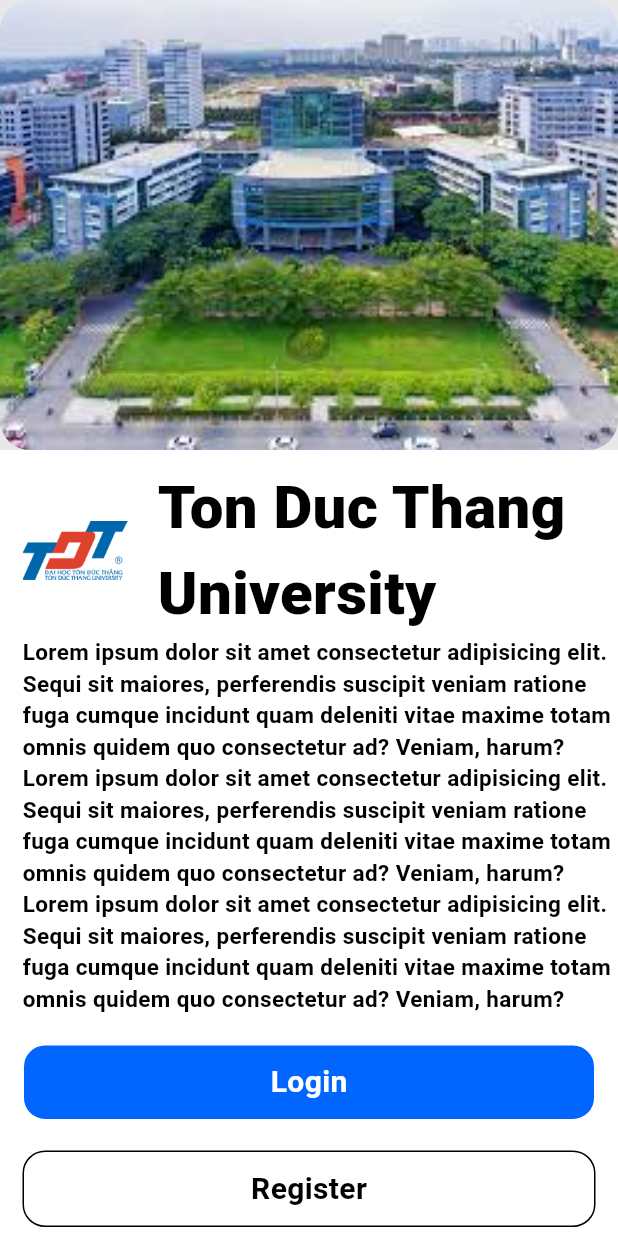
After one commit to phananhvu16112002/Attendance_System_Flutter_NodeJS, a Flutter app: the screen it shows after launch, on a phone screen of 412 x 824 dp. The commit adds this screen. Run offline on Flutter 3.47's test engine with Material 3 defaults, Android fonts, the phone set to English and light mode, and no system bars.

Commit message:
UI Welcome

```diff
--- /dev/null
+++ b/lib/Pages/Welcome/components/Body.dart
@@ -0,0 +1,84 @@
+import 'package:attendance_system_nodejs/Pages/Welcome/components/CustomButton.dart';
+import 'package:attendance_system_nodejs/Pages/Welcome/components/CustomText.dart';
+import 'package:attendance_system_nodejs/Pages/Welcome/components/ImageSlider.dart';
+import 'package:attendance_system_nodejs/common/colors/colors.dart';
+import 'package:flutter/material.dart';
+
+class Body extends StatelessWidget {
+  const Body({
+    super.key,
+    required this.schoolName,
+    required this.descriptionSchool,
+  });
+
+  final String schoolName;
+  final String descriptionSchool;
+
+  @override
+  Widget build(BuildContext context) {
+    return SingleChildScrollView(
+      child: Column(
+        children: [
+          const ImageSlider(),
+          Container(
+            height: MediaQuery.of(context).size.height,
+            color: Colors.white,
+            child: Padding(
+              padding: const EdgeInsets.only(top: 10, left: 15),
+              child: Column(
+                mainAxisSize: MainAxisSize.max,
+                children: [
+                  Row(
+                    children: [
+                      Image.asset(
+                        'assets/images/logo.png',
+                        width: 70,
+                        height: 70,
+                      ),
+                      const SizedBox(
+                        width: 20,
+                      ),
+                      Expanded(
+                          child: CustomText(
+                              message: schoolName,
+                              fontSize: 40,
+                              fontWeight: FontWeight.w800,
+                              color: AppColors.primaryText)),
+                    ],
+                  ),
+                  CustomText(
+                      message: descriptionSchool,
+                      fontSize: 15,
+                      fontWeight: FontWeight.bold,
+                      color: AppColors.primaryText),
+                  const SizedBox(
+                    height: 20,
+                  ),
+                  const Padding(
+                    padding: EdgeInsets.only(right: 15),
+                    child: CustomButton(
+                        buttonName: 'Login',
+                        backgroundColorButton: AppColors.primaryButton,
+                        borderColor: Colors.white,
+                        textColor: Colors.white),
+                  ),
+                  const SizedBox(
+                    height: 20,
+                  ),
+                  const Padding(
+                    padding: EdgeInsets.only(right: 15),
+                    child: CustomButton(
+                        buttonName: 'Register',
+                        backgroundColorButton: Colors.white,
+                        borderColor: AppColors.primaryText,
+                        textColor: AppColors.primaryText),
+                  )
+                ],
+              ),
+            ),
+          )
+        ],
+      ),
+    );
+  }
+}
--- /dev/null
+++ b/lib/Pages/Welcome/components/CustomButton.dart
@@ -0,0 +1,35 @@
+import 'package:flutter/material.dart';
+
+class CustomButton extends StatelessWidget {
+  const CustomButton({
+    super.key,
+    required this.buttonName,
+    required this.backgroundColorButton,
+    required this.borderColor,
+    required this.textColor,
+  });
+
+  final String buttonName;
+  final Color backgroundColorButton;
+  final Color borderColor;
+  final Color textColor;
+
+  @override
+  Widget build(BuildContext context) {
+    return Container(
+      height: 51,
+      width: 400,
+      decoration: BoxDecoration(
+          color: backgroundColorButton,
+          borderRadius: BorderRadius.all(Radius.circular(15)),
+          border: Border.all(width: 1, color: borderColor)),
+      child: Center(
+        child: Text(
+          buttonName,
+          style: TextStyle(
+              fontSize: 20, fontWeight: FontWeight.bold, color: textColor),
+        ),
+      ),
+    );
+  }
+}
--- /dev/null
+++ b/lib/Pages/Welcome/components/CustomText.dart
@@ -0,0 +1,26 @@
+import 'package:flutter/material.dart';
+
+
+class CustomText extends StatelessWidget {
+  const CustomText({
+    super.key,
+    required this.message,
+    required this.fontSize,
+    required this.fontWeight,
+    required this.color,
+  });
+
+  final String message;
+  final double fontSize;
+  final FontWeight fontWeight;
+  final Color color;
+
+  @override
+  Widget build(BuildContext context) {
+    return Text(
+      message,
+      style:
+          TextStyle(fontSize: fontSize, fontWeight: fontWeight, color: color),
+    );
+  }
+}
--- /dev/null
+++ b/lib/Pages/Welcome/components/ImageSlider.dart
@@ -0,0 +1,73 @@
+import 'dart:async';
+
+import 'package:flutter/material.dart';
+
+class ImageSlider extends StatefulWidget {
+  const ImageSlider({super.key});
+
+  @override
+  State<ImageSlider> createState() => _ImageSliderState();
+}
+
+class _ImageSliderState extends State<ImageSlider> {
+  PageController _pageController = PageController(initialPage: 0);
+  int _currentPage = 0;
+  late Timer _timer;
+
+  @override
+  void initState() {
+    super.initState();
+    _timer = Timer.periodic(Duration(seconds: 10), (Timer timer) {
+      if (_currentPage < 2) {
+        _currentPage++;
+      } else {
+        _currentPage = 0;
+      }
+      _pageController.animateToPage(
+        _currentPage,
+        duration: Duration(milliseconds: 1000),
+        curve: Curves.linear,
+      );
+    });
+  }
+
+  @override
+  void dispose() {
+    _pageController.dispose();
+    _timer.cancel();
+    super.dispose();
+  }
+
+  @override
+  Widget build(BuildContext context) {
+    return Container(
+      height: 300,
+      child: Stack(children: <Widget>[
+        PageView(
+          controller: _pageController,
+          onPageChanged: (int page) {
+            setState(() {
+              _currentPage = page;
+            });
+          },
+          children: [
+            ImageWelcome(context, 'assets/images/image_welcome1.jpg'),
+            ImageWelcome(context, 'assets/images/image_welcome3.jpg'),
+            ImageWelcome(context, 'assets/images/image_welcome2.jpg'),
+          ],
+        ),
+      ]),
+    );
+  }
+
+  ClipRRect ImageWelcome(BuildContext context, String imgPath) {
+    return ClipRRect(
+      borderRadius: BorderRadius.circular(20),
+      child: Image.asset(
+        imgPath,
+        width: MediaQuery.of(context).size.width,
+        fit: BoxFit.cover,
+      ),
+    );
+  }
+}
--- /dev/null
+++ b/lib/Pages/Welcome/screens/WelcomePage.dart
@@ -0,0 +1,23 @@
+import 'package:attendance_system_nodejs/Pages/Welcome/components/Body.dart';
+import 'package:attendance_system_nodejs/common/colors/colors.dart';
+import 'package:flutter/material.dart';
+
+class WelcomePage extends StatefulWidget {
+  const WelcomePage({super.key});
+
+  @override
+  State<WelcomePage> createState() => _WelcomePageState();
+}
+
+class _WelcomePageState extends State<WelcomePage> {
+  String schoolName = 'Ton Duc Thang University';
+  String descriptionSchool =
+      'Lorem ipsum dolor sit amet consectetur adipisicing elit. Sequi sit maiores, perferendis suscipit veniam ratione fuga cumque incidunt quam deleniti vitae maxime totam omnis quidem quo consectetur ad? Veniam, harum? Lorem ipsum dolor sit amet consectetur adipisicing elit. Sequi sit maiores, perferendis suscipit veniam ratione fuga cumque incidunt quam deleniti vitae maxime totam omnis quidem quo consectetur ad? Veniam, harum? Lorem ipsum dolor sit amet consectetur adipisicing elit. Sequi sit maiores, perferendis suscipit veniam ratione fuga cumque incidunt quam deleniti vitae maxime totam omnis quidem quo consectetur ad? Veniam, harum?';
+  @override
+  Widget build(BuildContext context) {
+    return Scaffold(
+        backgroundColor: AppColors.backgroundColor,
+        body:
+            Body(schoolName: schoolName, descriptionSchool: descriptionSchool));
+  }
+}
--- a/lib/main.dart
+++ b/lib/main.dart
@@ -1,4 +1,4 @@
-import 'package:attendance_system_nodejs/Pages/Welcome/WelcomePage.dart';
+import 'package:attendance_system_nodejs/Pages/Welcome/screens/WelcomePage.dart';
 import 'package:flutter/material.dart';
 
 void main() {
```
Also changed, not shown: lib/Pages/Welcome/WelcomePage.dart (deleted, +0 -171 lines).
